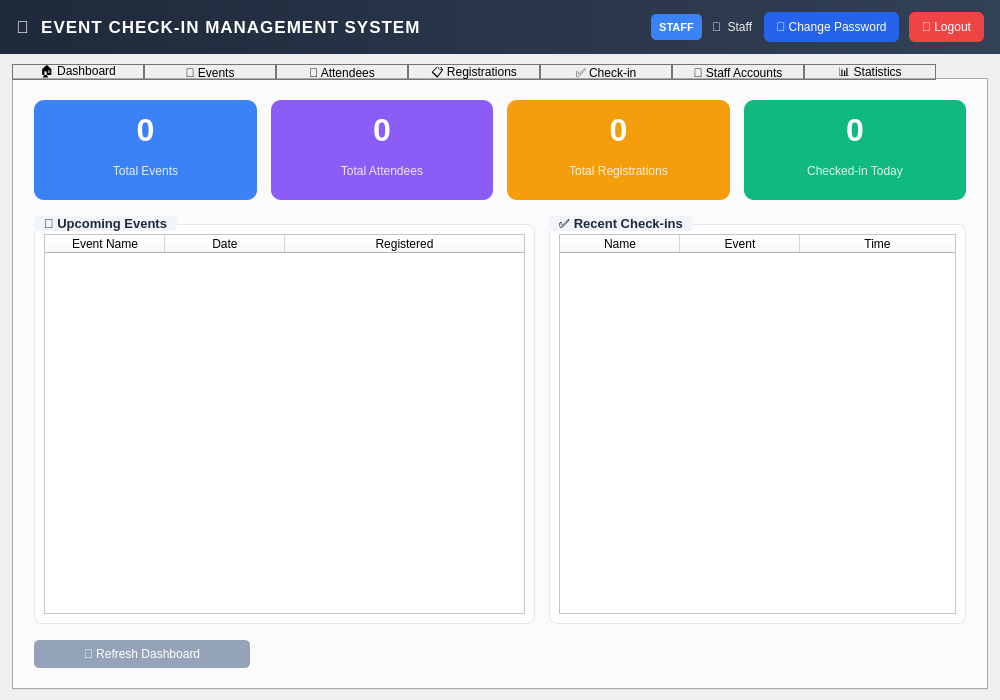
The window that ui/MainWindow.ui (khoivnk25411e/Final-Project-Programming-Techniques) describes before a commit, drawn with Qt 5.
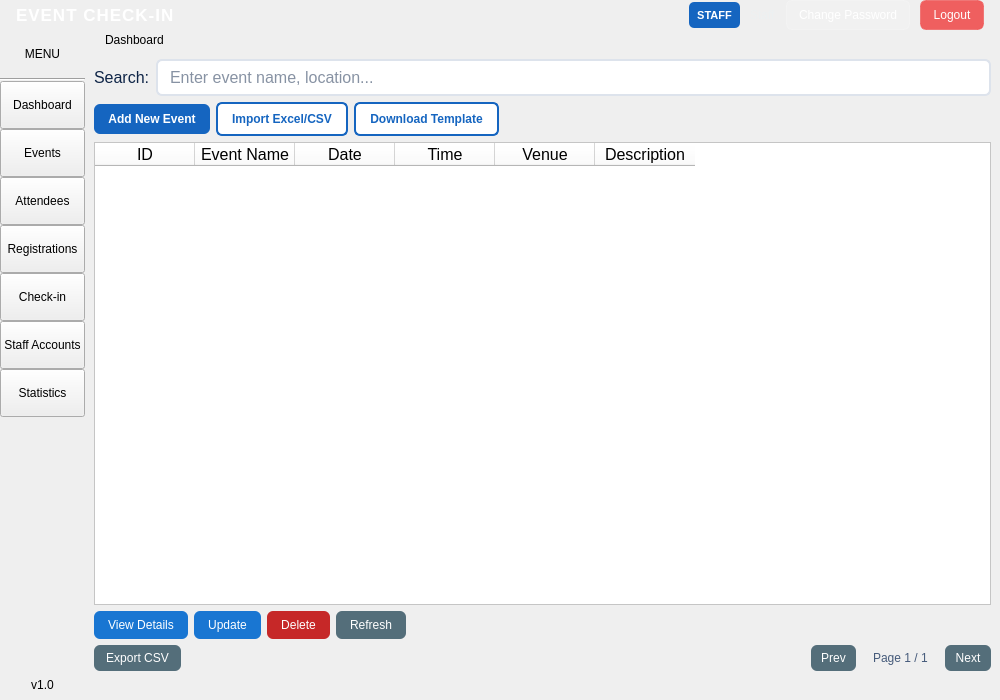
The same window after the commit. The open tabs and pages were chosen to show the change.

The edit to the form file:
```diff
--- a/ui/MainWindow.ui
+++ b/ui/MainWindow.ui
@@ -37,22 +37,6 @@
      <number>0</number>
     </property>
     <item>
-     <widget class="QWidget" name="headerBar" native="true">
-      <property name="minimumSize">
-       <size>
-        <width>0</width>
-        <height>54</height>
-       </size>
-      </property>
-      <property name="maximumSize">
-       <size>
-        <width>16777215</width>
-        <height>54</height>
-       </size>
-      </property>
-      <property name="styleSheet">
-       <string>QWidget#headerBar { background: qlineargradient(x1:0,y1:0,x2:1,y2:0, stop:0 #1e293b, stop:1 #334155); }</string>
-      </property>
       <layout class="QHBoxLayout" name="horizontalLayout_header">
        <property name="spacing">
         <number>10</number>
@@ -82,12 +66,12 @@
           <string>color: white; letter-spacing: 1px;</string>
          </property>
          <property name="text">
-          <string>🎫  EVENT CHECK-IN MANAGEMENT SYSTEM</string>
+         <string>EVENT CHECK-IN</string>
          </property>
         </widget>
        </item>
        <item>
-        <spacer>
+       <spacer name="spacerHeader">
          <property name="orientation">
           <enum>Qt::Orientation::Horizontal</enum>
          </property>
@@ -114,7 +98,7 @@
           </size>
          </property>
          <property name="styleSheet">
-          <string>QLabel { background:#3b82f6; color:white; border-radius:5px; font-size:11px; font-weight:bold; padding: 0 8px; }</string>
+         <string>QLabel { background:#1565c0; color:white; border-radius:5px; font-size:11px; font-weight:bold; padding: 0 8px; }</string>
          </property>
          <property name="text">
           <string>STAFF</string>
@@ -130,7 +114,7 @@
           <string>color: #ecf0f1; font-size: 12px;</string>
          </property>
          <property name="text">
-          <string>👤  Staff</string>
+         <string>Staff</string>
          </property>
         </widget>
        </item>
@@ -149,10 +133,10 @@
           </size>
          </property>
          <property name="styleSheet">
-          <string>QPushButton { background:#2563eb; color:white; border-radius:6px; font-size:12px; padding: 0 12px; border:none; } QPushButton:hover { background:#1d4ed8; }</string>
+         <string>QPushButton { background: rgba(255,255,255,0.12); color: white; border-radius: 6px; font-size: 12px; padding: 0 12px; border: 1px solid rgba(255,255,255,0.2); } QPushButton:hover { background: rgba(255,255,255,0.22); }</string>
          </property>
          <property name="text">
-          <string>🔐 Change Password</string>
+         <string>Change Password</string>
          </property>
         </widget>
        </item>
@@ -171,45 +155,349 @@
           </size>
          </property>
          <property name="styleSheet">
-          <string>QPushButton { background:#ef4444; color:white; border-radius:6px; font-size:12px; padding: 0 12px; border:none; } QPushButton:hover { background:#dc2626; }</string>
+         <string>QPushButton { background: rgba(239,68,68,0.85); color: white; border-radius: 6px; font-size: 12px; padding: 0 12px; border: 1px solid rgba(239,68,68,0.5); } QPushButton:hover { background: #dc2626; }</string>
          </property>
          <property name="text">
-          <string>🚪 Logout</string>
+         <string>Logout</string>
          </property>
         </widget>
        </item>
       </layout>
+    </item>
+    <item>
+     <layout class="QHBoxLayout" name="bodyLayout">
+      <property name="spacing">
+       <number>0</number>
+      </property>
+      <property name="leftMargin">
+       <number>0</number>
+      </property>
+      <property name="topMargin">
+       <number>0</number>
+      </property>
+      <property name="rightMargin">
+       <number>0</number>
+      </property>
+      <property name="bottomMargin">
+       <number>0</number>
+      </property>
+      <item>
+       <layout class="QVBoxLayout" name="sidebarLayout">
+        <property name="spacing">
+         <number>0</number>
+        </property>
+        <property name="leftMargin">
+         <number>0</number>
+        </property>
+        <property name="topMargin">
+         <number>0</number>
+        </property>
+        <property name="rightMargin">
+         <number>0</number>
+        </property>
+        <property name="bottomMargin">
+         <number>0</number>
+        </property>
+        <item>
+         <widget class="QLabel" name="sidebarTitle">
+          <property name="minimumSize">
+           <size>
+            <width>0</width>
+            <height>48</height>
+           </size>
+          </property>
+          <property name="maximumSize">
+           <size>
+            <width>16777215</width>
+            <height>48</height>
+           </size>
+          </property>
+          <property name="text">
+           <string>MENU</string>
+          </property>
+          <property name="alignment">
+           <set>Qt::AlignmentFlag::AlignCenter</set>
+          </property>
      </widget>
     </item>
     <item>
-     <layout class="QVBoxLayout" name="contentLayout">
+         <widget class="QFrame" name="sidebarSep">
+          <property name="frameShape">
+           <enum>QFrame::Shape::HLine</enum>
+          </property>
+          <property name="frameShadow">
+           <enum>QFrame::Shadow::Sunken</enum>
+          </property>
+         </widget>
+        </item>
+        <item>
+         <widget class="QPushButton" name="navDashboard">
+          <property name="minimumSize">
+           <size>
+            <width>0</width>
+            <height>48</height>
+           </size>
+          </property>
+          <property name="maximumSize">
+           <size>
+            <width>16777215</width>
+            <height>48</height>
+           </size>
+          </property>
+          <property name="cursor">
+           <cursorShape>PointingHandCursor</cursorShape>
+          </property>
+          <property name="text">
+           <string>Dashboard</string>
+          </property>
+          <property name="checkable">
+           <bool>true</bool>
+          </property>
+         </widget>
+        </item>
+        <item>
+         <widget class="QPushButton" name="navEvents">
+          <property name="minimumSize">
+           <size>
+            <width>0</width>
+            <height>48</height>
+           </size>
+          </property>
+          <property name="maximumSize">
+           <size>
+            <width>16777215</width>
+            <height>48</height>
+           </size>
+          </property>
+          <property name="cursor">
+           <cursorShape>PointingHandCursor</cursorShape>
+          </property>
+          <property name="text">
+           <string>Events</string>
+          </property>
+          <property name="checkable">
+           <bool>true</bool>
+          </property>
+         </widget>
+        </item>
+        <item>
+         <widget class="QPushButton" name="navAttendees">
+          <property name="minimumSize">
+           <size>
+            <width>0</width>
+            <height>48</height>
+           </size>
+          </property>
+          <property name="maximumSize">
+           <size>
+            <width>16777215</width>
+            <height>48</height>
+           </size>
+          </property>
+          <property name="cursor">
+           <cursorShape>PointingHandCursor</cursorShape>
+          </property>
+          <property name="text">
+           <string>Attendees</string>
+          </property>
+          <property name="checkable">
+           <bool>true</bool>
+          </property>
+         </widget>
+        </item>
+        <item>
+         <widget class="QPushButton" name="navRegistration">
+          <property name="minimumSize">
+           <size>
+            <width>0</width>
+            <height>48</height>
+           </size>
+          </property>
+          <property name="maximumSize">
+           <size>
+            <width>16777215</width>
+            <height>48</height>
+           </size>
+          </property>
+          <property name="cursor">
+           <cursorShape>PointingHandCursor</cursorShape>
+          </property>
+          <property name="text">
+           <string>Registrations</string>
+          </property>
+          <property name="checkable">
+           <bool>true</bool>
+          </property>
+         </widget>
+        </item>
+        <item>
+         <widget class="QPushButton" name="navCheckin">
+          <property name="minimumSize">
+           <size>
+            <width>0</width>
+            <height>48</height>
+           </size>
+          </property>
+          <property name="maximumSize">
+           <size>
+            <width>16777215</width>
+            <height>48</height>
+           </size>
+          </property>
+          <property name="cursor">
+           <cursorShape>PointingHandCursor</cursorShape>
+          </property>
+          <property name="text">
+           <string>Check-in</string>
+          </property>
+          <property name="checkable">
+           <bool>true</bool>
+          </property>
+         </widget>
+        </item>
+        <item>
+         <widget class="QPushButton" name="navStaff">
+          <property name="minimumSize">
+           <size>
+            <width>0</width>
+            <height>48</height>
+           </size>
+          </property>
+          <property name="maximumSize">
+           <size>
+            <width>16777215</width>
+            <height>48</height>
+           </size>
+          </property>
+          <property name="cursor">
+           <cursorShape>PointingHandCursor</cursorShape>
+          </property>
+          <property name="text">
+           <string>Staff Accounts</string>
+          </property>
+          <property name="checkable">
+           <bool>true</bool>
+          </property>
+         </widget>
+        </item>
+        <item>
+         <widget class="QPushButton" name="navStatistics">
+          <property name="minimumSize">
+           <size>
+            <width>0</width>
+            <height>48</height>
+           </size>
+          </property>
+          <property name="maximumSize">
+           <size>
+            <width>16777215</width>
+            <height>48</height>
+           </size>
+          </property>
+          <property name="cursor">
+           <cursorShape>PointingHandCursor</cursorShape>
+          </property>
+          <property name="text">
+           <string>Statistics</string>
+          </property>
+          <property name="checkable">
+           <bool>true</bool>
+          </property>
+         </widget>
+        </item>
+        <item>
+         <spacer name="sidebarSpacer">
+          <property name="orientation">
+           <enum>Qt::Orientation::Vertical</enum>
+          </property>
+          <property name="sizeHint" stdset="0">
+           <size>
+            <width>20</width>
+            <height>40</height>
+           </size>
+          </property>
+         </spacer>
+        </item>
+        <item>
+         <widget class="QLabel" name="sidebarVersion">
+          <property name="minimumSize">
+           <size>
+            <width>0</width>
+            <height>30</height>
+           </size>
+          </property>
+          <property name="maximumSize">
+           <size>
+            <width>16777215</width>
+            <height>30</height>
+           </size>
+          </property>
+          <property name="text">
+           <string>v1.0</string>
+          </property>
+          <property name="alignment">
+           <set>Qt::AlignmentFlag::AlignCenter</set>
+          </property>
+         </widget>
+        </item>
+       </layout>
+      </item>
+      <item>
+       <layout class="QVBoxLayout" name="rightLayout">
       <property name="spacing">
-       <number>6</number>
+         <number>0</number>
       </property>
       <property name="leftMargin">
-       <number>12</number>
+         <number>0</number>
       </property>
       <property name="topMargin">
-       <number>10</number>
+         <number>0</number>
       </property>
       <property name="rightMargin">
-       <number>12</number>
+         <number>0</number>
       </property>
       <property name="bottomMargin">
-       <number>10</number>
+         <number>0</number>
       </property>
       <item>
-       <widget class="QTabWidget" name="tabWidget">
-        <property name="styleSheet">
-         <string>QTabBar::tab { border: 1px solid #767676; color: black; min-width: 130px; }</string>
-        </property>
-        <property name="currentIndex">
-         <number>5</number>
-        </property>
+         <layout class="QHBoxLayout" name="pageTitleLayout">
+          <property name="leftMargin">
+           <number>20</number>
+          </property>
+          <property name="topMargin">
+           <number>0</number>
+          </property>
+          <property name="rightMargin">
+           <number>20</number>
+          </property>
+          <property name="bottomMargin">
+           <number>0</number>
+          </property>
+          <item>
+           <widget class="QLabel" name="pageTitle">
+            <property name="text">
+             <string>Dashboard</string>
+            </property>
+           </widget>
+          </item>
+          <item>
+           <spacer name="spacerPageTitle">
+            <property name="orientation">
+             <enum>Qt::Orientation::Horizontal</enum>
+            </property>
+            <property name="sizeHint" stdset="0">
+             <size>
+              <width>40</width>
+              <height>20</height>
+             </size>
+            </property>
+           </spacer>
+          </item>
+         </layout>
+        </item>
+        <item>
+         <widget class="QStackedWidget" name="stackedWidget">
         <widget class="QWidget" name="dashboardTab">
-         <attribute name="title">
-          <string>🏠 Dashboard</string>
-         </attribute>
          <layout class="QVBoxLayout" name="dashLayout">
           <property name="spacing">
            <number>16</number>
@@ -232,16 +520,6 @@
              <number>14</number>
             </property>
             <item>
-             <widget class="QWidget" name="cardTotalEvents" native="true">
-              <property name="minimumSize">
-               <size>
-                <width>0</width>
-                <height>100</height>
-               </size>
-              </property>
-              <property name="styleSheet">
-               <string>QWidget#cardTotalEvents { background:#3b82f6; border-radius:10px; padding:8px; }</string>
-              </property>
               <layout class="QVBoxLayout" name="cardTotalEventsLayout">
                <property name="leftMargin">
                 <number>16</number>
@@ -282,19 +560,8 @@
                 </widget>
                </item>
               </layout>
-             </widget>
             </item>
             <item>
-             <widget class="QWidget" name="cardTotalAttendees" native="true">
-              <property name="minimumSize">
-               <size>
-                <width>0</width>
-                <height>100</height>
-               </size>
-              </property>
-              <property name="styleSheet">
-               <string>QWidget#cardTotalAttendees { background:#8b5cf6; border-radius:10px; padding:8px; }</string>
-              </property>
               <layout class="QVBoxLayout" name="cardTotalAttendeesLayout">
                <property name="leftMargin">
                 <number>16</number>
@@ -335,19 +602,8 @@
                 </widget>
                </item>
               </layout>
-             </widget>
             </item>
             <item>
-             <widget class="QWidget" name="cardTotalRegs" native="true">
-              <property name="minimumSize">
-               <size>
-                <width>0</width>
-                <height>100</height>
-               </size>
-              </property>
-              <property name="styleSheet">
-               <string>QWidget#cardTotalRegs { background:#f59e0b; border-radius:10px; padding:8px; }</string>
-              </property>
               <layout class="QVBoxLayout" name="cardTotalRegsLayout">
                <property name="leftMargin">
                 <number>16</number>
@@ -388,19 +644,8 @@
                 </widget>
                </item>
               </layout>
-             </widget>
             </item>
             <item>
-             <widget class="QWidget" name="cardTotalCheckin" native="true">
-              <property name="minimumSize">
-               <size>
-                <width>0</width>
-                <height>100</height>
-               </size>
-              </property>
-              <property name="styleSheet">
-               <string>QWidget#cardTotalCheckin { background:#10b981; border-radius:10px; padding:8px; }</string>
-              </property>
               <layout class="QVBoxLayout" name="cardTotalCheckinLayout">
                <property name="leftMargin">
                 <number>16</number>
@@ -441,7 +686,6 @@
                 </widget>
                </item>
               </layout>
-             </widget>
             </item>
            </layout>
           </item>
@@ -453,22 +697,16 @@
             <item>
              <widget class="QGroupBox" name="dashUpcomingGroup">
               <property name="styleSheet">
-               <string>QGroupBox{font-weight:bold;font-size:13px;color:#1e293b;border:1px solid #e2e8f0;border-radius:8px;margin-top:8px;background:white;} QGroupBox::title{subcontrol-origin:margin;padding:0 8px;background:#f1f5f9;border-radius:4px;}</string>
+                 <string>QGroupBox{font-weight:bold;font-size:13px;color:#0f2547;border:1.5px solid #dde3ec;border-radius:8px;margin-top:8px;background:white;} QGroupBox::title{subcontrol-origin:margin;padding:0 8px;background:#f4f6f9;color:#455a7a;border-radius:4px;}</string>
               </property>
               <property name="title">
-               <string>📅 Upcoming Events</string>
-              </property>
-              <layout class="QVBoxLayout">
+                 <string>Upcoming Events</string>
+                </property>
+                <layout class="QVBoxLayout" name="ugLayout">
                <item>
                 <widget class="QTableWidget" name="dashUpcomingTable">
                  <property name="styleSheet">
-                  <string>background:white;alternate-background-color:#f8fafc;gridline-color:#e2e8f0;</string>
-                 </property>
-                 <property name="horizontalScrollBarPolicy">
-                  <enum>Qt::ScrollBarPolicy::ScrollBarAsNeeded</enum>
-                 </property>
-                 <property name="sizeAdjustPolicy">
-                  <enum>QAbstractScrollArea::SizeAdjustPolicy::AdjustToContents</enum>
+                    <string>background:white;alternate-background-color:#f4f6f9;gridline-color:#eef2f8;</string>
                  </property>
                  <property name="editTriggers">
                   <set>QAbstractItemView::EditTrigger::NoEditTriggers</set>
@@ -479,9 +717,6 @@
                  <property name="selectionMode">
                   <enum>QAbstractItemView::SelectionMode::SingleSelection</enum>
                  </property>
-                 <attribute name="horizontalHeaderDefaultSectionSize">
-                  <number>120</number>
-                 </attribute>
                  <attribute name="horizontalHeaderStretchLastSection">
                   <bool>true</bool>
                  </attribute>
@@ -508,19 +743,16 @@
             <item>
              <widget class="QGroupBox" name="dashRecentGroup">
               <property name="styleSheet">
-               <string>QGroupBox{font-weight:bold;font-size:13px;color:#1e293b;border:1px solid #e2e8f0;border-radius:8px;margin-top:8px;background:white;} QGroupBox::title{subcontrol-origin:margin;padding:0 8px;background:#f1f5f9;border-radius:4px;}</string>
+                 <string>QGroupBox{font-weight:bold;font-size:13px;color:#0f2547;border:1.5px solid #dde3ec;border-radius:8px;margin-top:8px;background:white;} QGroupBox::title{subcontrol-origin:margin;padding:0 8px;background:#f4f6f9;color:#455a7a;border-radius:4px;}</string>
               </property>
               <property name="title">
-               <string>✅ Recent Check-ins</string>
-              </property>
-              <layout class="QVBoxLayout">
+                 <string>Recent Check-ins</string>
+                </property>
+                <layout class="QVBoxLayout" name="rcLayout">
                <item>
                 <widget class="QTableWidget" name="dashRecentTable">
                  <property name="styleSheet">
-                  <string>background:white;alternate-background-color:#f8fafc;gridline-color:#e2e8f0;</string>
-                 </property>
-                 <property name="horizontalScrollBarPolicy">
-                  <enum>Qt::ScrollBarPolicy::ScrollBarAsNeeded</enum>
+                    <string>background:white;alternate-background-color:#f4f6f9;gridline-color:#eef2f8;</string>
                  </property>
                  <property name="editTriggers">
                   <set>QAbstractItemView::EditTrigger::NoEditTriggers</set>
@@ -528,9 +760,6 @@
                  <property name="alternatingRowColors">
                   <bool>true</bool>
                  </property>
-                 <attribute name="horizontalHeaderDefaultSectionSize">
-                  <number>120</number>
-                 </attribute>
                  <attribute name="horizontalHeaderStretchLastSection">
                   <bool>true</bool>
                  </attribute>
@@ -559,10 +788,10 @@
           <item>
            <widget class="QPushButton" name="btnRefreshDash">
             <property name="styleSheet">
-             <string>background:#94a3b8;color:white;padding:7px 18px;border-radius:5px;font-size:12px;max-width:180px;</string>
+               <string>background:#546e7a;color:white;padding:7px 18px;border-radius:6px;font-size:12px;max-width:180px;</string>
             </property>
             <property name="text">
-             <string>🔄 Refresh Dashboard</string>
+               <string>Refresh Dashboard</string>
             </property>
            </widget>
           </item>
@@ -574,26 +803,23 @@
            <pointsize>12</pointsize>
           </font>
          </property>
-         <attribute name="title">
-          <string>📅 Events</string>
-         </attribute>
          <layout class="QVBoxLayout" name="verticalLayout_2">
           <item>
            <layout class="QHBoxLayout" name="horizontalLayout_event_search">
             <item>
              <widget class="QLabel" name="labelEventSearch">
               <property name="styleSheet">
-               <string>color: rgb(0, 0, 0);</string>
+                 <string>color: #0f2547;</string>
               </property>
               <property name="text">
-               <string>🔍 Search:</string>
+                 <string>Search:</string>
               </property>
              </widget>
             </item>
             <item>
              <widget class="QLineEdit" name="eventSearch">
               <property name="styleSheet">
-               <string>QLineEdit { border: 1px solid #919191; border-color:#707070; padding: 2px; color:black; }</string>
+                 <string>QLineEdit { border: 1.5px solid #dde3ec; border-radius: 6px; padding: 6px 10px; color: #0f2547; }</string>
               </property>
               <property name="placeholderText">
                <string>Enter event name, location...</string>
@@ -607,35 +833,35 @@
             <item>
              <widget class="QPushButton" name="btnAddEvent">
               <property name="styleSheet">
-               <string>padding: 10px; font-size: 13px; color: rgb(255,255,255); background-color: #3b82f6;</string>
+                 <string>padding: 8px 14px; font-size: 12px; font-weight: 500; color: white; background-color: #1565c0; border-radius: 6px;</string>
               </property>
               <property name="text">
-               <string>➕ Add New Event</string>
+                 <string>Add New Event</string>
               </property>
              </widget>
             </item>
             <item>
              <widget class="QPushButton" name="btnImportEvent">
               <property name="styleSheet">
-               <string>background-color: #6366f1; color: white; padding: 10px; font-size: 13px; border-radius: 5px;</string>
+                 <string>background-color: white; color: #1565c0; padding: 8px 14px; font-size: 12px; font-weight: 500; border-radius: 6px; border: 1.5px solid #1565c0;</string>
               </property>
               <property name="text">
-               <string>📂 Import Excel/CSV</string>
+                 <string>Import Excel/CSV</string>
               </property>
              </widget>
             </item>
             <item>
              <widget class="QPushButton" name="btnDownloadEventTemplate">
               <property name="styleSheet">
-               <string>background-color: #10b981; color: white; padding: 10px; font-size: 13px; border-radius: 5px;</string>
+                 <string>background-color: white; color: #1565c0; padding: 8px 14px; font-size: 12px; font-weight: 500; border-radius: 6px; border: 1.5px solid #1565c0;</string>
               </property>
               <property name="text">
-               <string>📋 Download Template</string>
+                 <string>Download Template</string>
               </property>
              </widget>
             </item>
             <item>
-             <spacer>
+               <spacer name="spacerEvent1">
               <property name="orientation">
                <enum>Qt::Orientation::Horizontal</enum>
               </property>
@@ -691,45 +917,45 @@
             <item>
              <widget class="QPushButton" name="btnViewEvent">
               <property name="styleSheet">
-               <string>background-color: #2563eb; color: rgb(255,255,255);</string>
+                 <string>background-color: #1976d2; color: white; padding: 7px 14px; font-size: 12px; border-radius: 6px;</string>
               </property>
               <property name="text">
-               <string>👁 View Details</string>
+                 <string>View Details</string>
               </property>
              </widget>
             </item>
             <item>
              <widget class="QPushButton" name="btnEditEvent">
               <property name="styleSheet">
-               <string>color: rgb(255,255,255); background-color: #2563eb;</string>
+                 <string>background-color: #1976d2; color: white; padding: 7px 14px; font-size: 12px; border-radius: 6px;</string>
               </property>
               <property name="text">
-               <string>✏ Update</string>
+                 <string>Update</string>
               </property>
              </widget>
             </item>
             <item>
              <widget class="QPushButton" name="btnDeleteEvent">
               <property name="styleSheet">
-               <string>background-color: #ef4444; color: white;</string>
+                 <string>background-color: #c62828; color: white; padding: 7px 14px; font-size: 12px; border-radius: 6px;</string>
               </property>
               <property name="text">
-               <string>🗑 Delete</string>
+                 <string>Delete</string>
               </property>
              </widget>
             </item>
             <item>
              <widget class="QPushButton" name="btnRefreshEvent">
               <property name="styleSheet">
-               <string>background-color: #94a3b8; color: white;</string>
+                 <string>background-color: #546e7a; color: white; padding: 7px 14px; font-size: 12px; border-radius: 6px;</string>
               </property>
               <property name="text">
-               <string>🔄 Refresh</string>
+                 <string>Refresh</string>
               </property>
              </widget>
             </item>
             <item>
-             <spacer>
+               <spacer name="spacerEvent2">
               <property name="orientation">
                <enum>Qt::Orientation::Horizontal</enum>
               </property>
@@ -748,15 +974,15 @@
             <item>
              <widget class="QPushButton" name="btnExportEvent">
               <property name="styleSheet">
-               <string>background-color: #94a3b8; color: white; padding: 6px 12px;</string>
+                 <string>background-color: #546e7a; color: white; padding: 6px 12px; font-size: 12px; border-radius: 6px;</string>
               </property>
               <property name="text">
-               <string>📥 Export CSV</string>
+                 <string>Export CSV</string>
               </property>
              </widget>
             </item>
             <item>
-             <spacer>
+               <spacer name="spacerEventPage">
               <property name="orientation">
                <enum>Qt::Orientation::Horizontal</enum>
               </property>
@@ -771,17 +997,17 @@
             <item>
              <widget class="QPushButton" name="btnPrevEvent">
               <property name="styleSheet">
-               <string>background-color: #2563eb; color: white; padding: 6px 10px;</string>
+                 <string>background-color: #546e7a; color: white; padding: 6px 10px; font-size: 12px; border-radius: 6px;</string>
               </property>
               <property name="text">
-               <string>◀ Prev</string>
+                 <string>Prev</string>
               </property>
              </widget>
             </item>
             <item>
              <widget class="QLabel" name="lblPageEvent">
               <property name="styleSheet">
-               <string>color: #1e293b; font-size: 12px; padding: 0 8px;</string>
+                 <string>color: #455a7a; font-size: 12px; padding: 0 8px;</string>
               </property>
               <property name="text">
                <string>Page 1 / 1</string>
@@ -791,10 +1017,10 @@
             <item>
              <widget class="QPushButton" name="btnNextEvent">
               <property name="styleSheet">
-               <string>background-color: #2563eb; color: white; padding: 6px 10px;</string>
+                 <string>background-color: #546e7a; color: white; padding: 6px 10px; font-size: 12px; border-radius: 6px;</string>
               </property>
               <property name="text">
-               <string>Next ▶</string>
+                 <string>Next</string>
               </property>
              </widget>
             </item>
@@ -803,9 +1029,6 @@
          </layout>
         </widget>
         <widget class="QWidget" name="attendeeTab">
-         <attribute name="title">
-          <string>👥 Attendees</string>
-         </attribute>
          <layout class="QVBoxLayout" name="verticalLayout_3">
           <item>
            <layout class="QHBoxLayout" name="horizontalLayout_3">
@@ -1032,9 +1255,6 @@
          </layout>
         </widget>
         <widget class="QWidget" name="registrationTab">
-         <attribute name="title">
-          <string>📋 Registrations</string>
-         </attribute>
          <layout class="QVBoxLayout" name="verticalLayout_4">
           <item>
            <layout class="QHBoxLayout" name="horizontalLayout_6">
@@ -1275,9 +1495,6 @@
          </layout>
         </widget>
         <widget class="QWidget" name="checkinTab">
-         <attribute name="title">
-          <string>✅ Check-in</string>
-         </attribute>
          <layout class="QVBoxLayout" name="verticalLayout_5">
           <item>
            <layout class="QHBoxLayout" name="horizontalLayout_9">
@@ -1546,9 +1763,6 @@
          </layout>
         </widget>
         <widget class="QWidget" name="userMgmtTab">
-         <attribute name="title">
-          <string>👤 Staff Accounts</string>
-         </attribute>
          <layout class="QVBoxLayout" name="verticalLayout_6">
           <item>
            <layout class="QHBoxLayout" name="horizontalLayout_12">
@@ -1670,11 +1884,8 @@
         </widget>
         <widget class="QWidget" name="statisticsTab">
          <property name="styleSheet">
-          <string>background-color: #f0f0f0;</string>
-         </property>
-         <attribute name="title">
-          <string>📊 Statistics</string>
-         </attribute>
+            <string>background-color: #f4f6f9;</string>
+           </property>
          <layout class="QVBoxLayout" name="verticalLayout_stats">
           <property name="spacing">
            <number>8</number>
@@ -1806,6 +2017,68 @@
         </widget>
        </widget>
       </item>
+        <item>
+         <layout class="QHBoxLayout" name="statusLayout">
+          <property name="spacing">
+           <number>20</number>
+          </property>
+          <property name="leftMargin">
+           <number>16</number>
+          </property>
+          <property name="topMargin">
+           <number>0</number>
+          </property>
+          <property name="rightMargin">
+           <number>16</number>
+          </property>
+          <property name="bottomMargin">
+           <number>0</number>
+          </property>
+          <item>
+           <widget class="QLabel" name="lblStatusRecords">
+            <property name="text">
+             <string/>
+            </property>
+           </widget>
+          </item>
+          <item>
+           <widget class="QLabel" name="lblStatusEvent">
+            <property name="text">
+             <string/>
+            </property>
+           </widget>
+          </item>
+          <item>
+           <spacer name="spacerStatus">
+            <property name="orientation">
+             <enum>Qt::Orientation::Horizontal</enum>
+            </property>
+            <property name="sizeHint" stdset="0">
+             <size>
+              <width>40</width>
+              <height>20</height>
+             </size>
+            </property>
+           </spacer>
+          </item>
+          <item>
+           <widget class="QLabel" name="lblStatusTime">
+            <property name="text">
+             <string/>
+            </property>
+           </widget>
+          </item>
+          <item>
+           <widget class="QLabel" name="lblStatusUser">
+            <property name="text">
+             <string/>
+            </property>
+           </widget>
+          </item>
+         </layout>
+        </item>
+       </layout>
+      </item>
      </layout>
     </item>
    </layout>
```
Left out of the diff: 221 changed lines with no effect on the pictures. Lines whose indentation alone changed are shown as unchanged.
